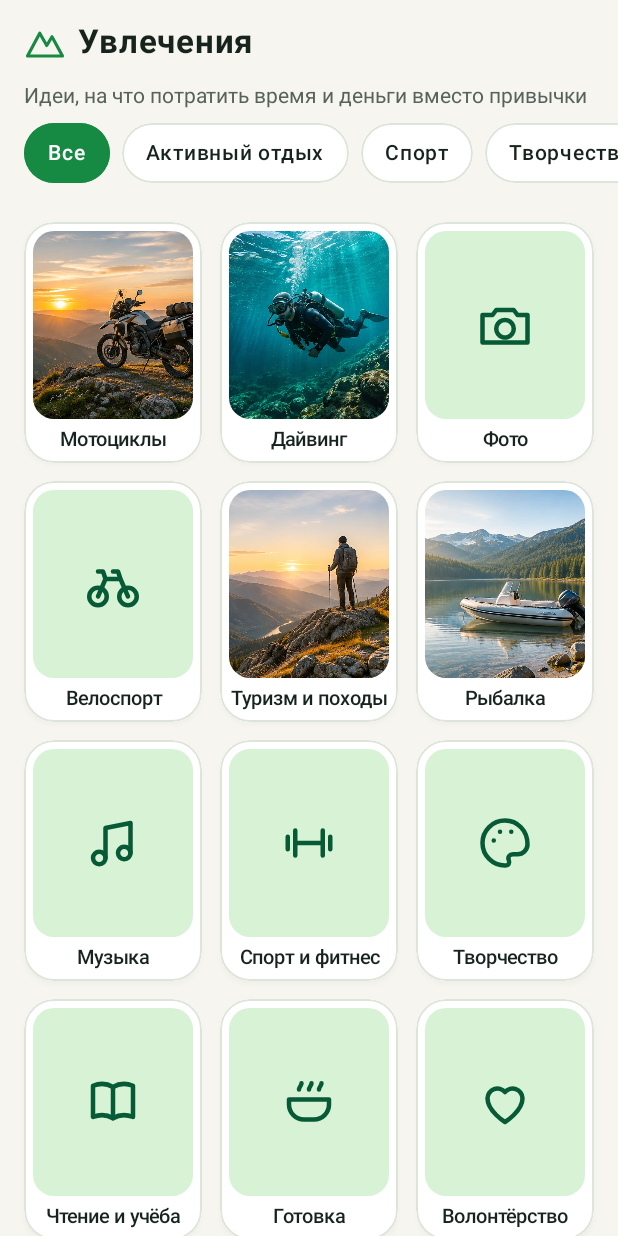
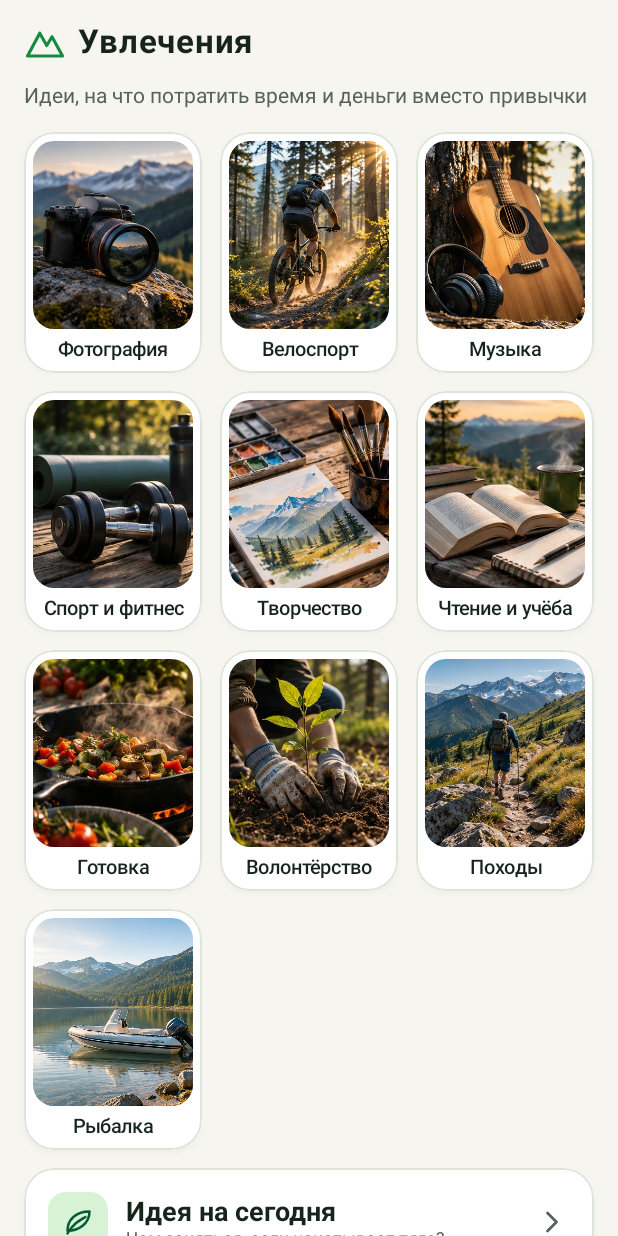
Before and after one commit to OlegK3/derzhus, an Android app built with Jetpack Compose: the composable HobbiesScreen shown on its own in the app's theme, on a phone screen of 412 x 824 dp. Run offline under Robolectric (Android 15) with nearby library versions, the phone set to English and light mode, and no system bars; 2 statements that could not run were skipped.

Commit message:
Add files via upload

```diff
--- a/app/src/main/java/ru/derzhus/app/GoalDetailScreen.kt
+++ b/app/src/main/java/ru/derzhus/app/GoalDetailScreen.kt
@@ -323,7 +323,7 @@ fun SavingsDialog(
         }
         if (tab == 0) {
             val kop = Money.parse(amount)
-            AppField("Сумма", amount, { amount = it }, Modifier.fillMaxWidth(), suffix = "₽", keyboardType = KeyboardType.Decimal)
+            AmountField("Сумма", amount, { amount = it }, Modifier.fillMaxWidth(), placeholder = "Например, 1 000 ₽")
             Spacer(Modifier.height(10.dp))
             AppField("Комментарий (необязательно)", comment, { comment = it }, Modifier.fillMaxWidth(), placeholder = "Отложил с зарплаты")
             Spacer(Modifier.height(10.dp))
@@ -348,9 +348,9 @@ fun SavingsDialog(
             val ok = title.isNotBlank() && costKop != null && costKop > 0 && savedKop != null
             AppField("Название цели", title, { title = it }, Modifier.fillMaxWidth())
             Spacer(Modifier.height(10.dp))
-            AppField("Стоимость", cost, { cost = it }, Modifier.fillMaxWidth(), suffix = "₽", keyboardType = KeyboardType.Decimal, error = costKop == null || costKop <= 0)
+            AmountField("Стоимость", cost, { cost = it }, Modifier.fillMaxWidth(), placeholder = "Например, 50 000 ₽", error = costKop == null || costKop <= 0)
             Spacer(Modifier.height(10.dp))
-            AppField("Накоплено фактически (корректировка)", saved, { saved = it }, Modifier.fillMaxWidth(), suffix = "₽", keyboardType = KeyboardType.Decimal, error = savedKop == null)
+            AmountField("Накоплено фактически (корректировка)", saved, { saved = it }, Modifier.fillMaxWidth(), error = savedKop == null)
             Text(
                 "Изменение суммы запишется в историю как корректировка.",
                 color = Muted, fontSize = 12.sp, modifier = Modifier.padding(top = 6.dp)
--- a/app/src/main/java/ru/derzhus/app/Hobbies.kt
+++ b/app/src/main/java/ru/derzhus/app/Hobbies.kt
@@ -19,30 +19,8 @@ object Hobbies {
 
     val all = listOf(
         Hobby(
-            "moto", "Активный отдых", "Мотоциклы",
-            "Дорога, скорость и свобода", R.drawable.ic_hb_bike, Photos.motorcycle,
-            "Мотоцикл превращает любой выходной в путешествие. Это и цель для накоплений, и занятие, которое не оставляет места привычке.",
-            listOf(
-                "Запишитесь на курсы вождения или тренировочную площадку",
-                "Присмотрите модель и поставьте её целью в разделе «Цели»",
-                "Найдите местный мотоклуб или компанию для совместных поездок",
-                "Откладывайте на экипировку: шлем и защита важнее всего"
-            )
-        ),
-        Hobby(
-            "dive", "Спорт", "Дайвинг",
-            "Подводный мир и полная перезагрузка", R.drawable.ic_hb_diving, Photos.diving,
-            "Под водой нет места суете и привычкам. Для начала достаточно вводного погружения с инструктором.",
-            listOf(
-                "Запишитесь на пробное погружение в ближайшем клубе",
-                "Освойте курс начального уровня",
-                "Поставьте цель на поездку к морю",
-                "Копите на личное снаряжение: маска и ласты"
-            )
-        ),
-        Hobby(
-            "photo", "Творчество", "Фото",
-            "Смотреть на мир внимательнее", R.drawable.ic_hb_photo, null,
+            "photo", "Творчество", "Фотография",
+            "Смотреть на мир внимательнее", R.drawable.ic_hb_photo, Photos.photography,
             "Фотография учит замечать красоту вокруг. Достаточно телефона, чтобы начать, а прогресс заметен уже через неделю.",
             listOf(
                 "Делайте по одному хорошему кадру в день",
@@ -53,7 +31,7 @@ object Hobbies {
         ),
         Hobby(
             "bike", "Активный отдых", "Велоспорт",
-            "Новые маршруты, форма и свобода движения", R.drawable.ic_hb_bike, null,
+            "Новые маршруты, форма и свобода движения", R.drawable.ic_hb_bike, Photos.cycling,
             "Велосипед даёт нагрузку, свежий воздух и ощущение скорости. Вечер в седле хорошо вытесняет привычный «вечерний ритуал».",
             listOf(
                 "Начните с 30 минут по знакомому маршруту после работы",
@@ -63,7 +41,73 @@ object Hobbies {
             )
         ),
         Hobby(
-            "hike", "Активный отдых", "Туризм и походы",
+            "music", "Творчество", "Музыка",
+            "Инструмент, обучение и собственное творчество", R.drawable.ic_hb_music, Photos.music,
+            "Музыка занимает руки и голову, а прогресс виден уже через пару недель. Подойдут гитара, укулеле, клавиши или даже вокал.",
+            listOf(
+                "Возьмите укулеле или гитару: аккорды начального уровня осваиваются за недели",
+                "Занимайтесь по 15 минут в день, регулярность важнее длительности",
+                "Найдите бесплатные уроки или локальную группу",
+                "Запишите первую песню и отправьте близкому человеку"
+            )
+        ),
+        Hobby(
+            "fit", "Спорт", "Спорт и фитнес",
+            "Сила, здоровье и отличное самочувствие", R.drawable.ic_hb_fitness, Photos.fitness,
+            "Тренировки быстро улучшают сон и настроение, а это половина борьбы с тягой. Достаточно трёх занятий в неделю.",
+            listOf(
+                "Составьте простую программу на 3 дня в неделю",
+                "Начните с домашних тренировок или турника во дворе",
+                "Отмечайте рекорды: вес, повторения, время",
+                "Запишитесь в зал на деньги, которые раньше уходили на привычку"
+            )
+        ),
+        Hobby(
+            "craft", "Творчество", "Творчество",
+            "Рисование, фото, дерево, всё что создаёт новое", R.drawable.ic_hb_craft, Photos.creativity,
+            "Любое занятие, где результат можно подержать в руках, даёт настоящую гордость и занимает вечера.",
+            listOf(
+                "Выберите одно направление: рисунок, фото, работа по дереву, вязание",
+                "Поставьте мини-цель: одна работа в неделю",
+                "Покажите результат друзьям или в сообществе по интересам",
+                "Сэкономленные деньги пустите на материалы"
+            )
+        ),
+        Hobby(
+            "learn", "Другое", "Чтение и учёба",
+            "Книги, языки и новые навыки", R.drawable.ic_hb_book, Photos.reading,
+            "Вечер с книгой или курсом заменяет пустое время и даёт ощутимый рост. Ограничьтесь 20 минутами в день.",
+            listOf(
+                "Выберите одну книгу и читайте по 20 минут перед сном",
+                "Начните язык или профессиональный курс",
+                "Слушайте аудиокниги по дороге на работу",
+                "Подведите итоги месяца: что узнал нового"
+            )
+        ),
+        Hobby(
+            "cook", "Другое", "Готовка",
+            "Вкусно, полезно и отлично экономит деньги", R.drawable.ic_hb_cook, Photos.cooking,
+            "Домашняя кухня экономит бюджет и занимает вечер. Готовьте новое блюдо раз в неделю.",
+            listOf(
+                "Освойте 3 простых блюда и повторяйте их",
+                "Приготовьте ужин для друзей без привычных напитков",
+                "Пробуйте новые рецепты по выходным",
+                "Попробуйте безалкогольные коктейли, смузи и чай"
+            )
+        ),
+        Hobby(
+            "help", "Другое", "Волонтёрство",
+            "Польза людям и чувство нужности", R.drawable.ic_hb_help, Photos.volunteering,
+            "Помощь другим возвращает смысл и чувство значимости. Часто это лучшая поддержка самому себе.",
+            listOf(
+                "Найдите ближайший приют, акцию или благотворительный проект",
+                "Начните с одного дня в месяц",
+                "Помогайте соседям или родным делом, не деньгами",
+                "Поделитесь своим опытом с теми, кто только начинает путь"
+            )
+        ),
+        Hobby(
+            "hike", "Активный отдых", "Походы",
             "Природа, путешествия и настоящая перезагрузка", R.drawable.ic_hb_camp, Photos.hiking,
             "Походы с ночёвкой и однодневные выходы за город возвращают ощущение радости без привычки. Заодно это отличная цель для накоплений.",
             listOf(
@@ -83,72 +127,6 @@ object Hobbies {
                 "Позовите с собой друга или сына, это общее дело",
                 "Ведите дневник уловов и успехов"
             )
-        ),
-        Hobby(
-            "music", "Творчество", "Музыка",
-            "Инструмент, обучение и собственное творчество", R.drawable.ic_hb_music, null,
-            "Музыка занимает руки и голову, а прогресс виден уже через пару недель. Подойдут гитара, укулеле, клавиши или даже вокал.",
-            listOf(
-                "Возьмите укулеле или гитару: аккорды начального уровня осваиваются за недели",
-                "Занимайтесь по 15 минут в день, регулярность важнее длительности",
-                "Найдите бесплатные уроки или локальную группу",
-                "Запишите первую песню и отправьте близкому человеку"
-            )
-        ),
-        Hobby(
-            "fit", "Спорт", "Спорт и фитнес",
-            "Сила, здоровье и отличное самочувствие", R.drawable.ic_hb_fitness, null,
-            "Тренировки быстро улучшают сон и настроение, а это половина борьбы с тягой. Достаточно трёх занятий в неделю.",
-            listOf(
-                "Составьте простую программу на 3 дня в неделю",
-                "Начните с домашних тренировок или турника во дворе",
-                "Отмечайте рекорды: вес, повторения, время",
-                "Запишитесь в зал на деньги, которые раньше уходили на привычку"
-            )
-        ),
-        Hobby(
-            "craft", "Творчество", "Творчество",
-            "Рисование, фото, дерево, всё что создаёт новое", R.drawable.ic_hb_craft, null,
-            "Любое занятие, где результат можно подержать в руках, даёт настоящую гордость и занимает вечера.",
-            listOf(
-                "Выберите одно направление: рисунок, фото, работа по дереву, вязание",
-                "Поставьте мини-цель: одна работа в неделю",
-                "Покажите результат друзьям или в сообществе по интересам",
-                "Сэкономленные деньги пустите на материалы"
-            )
-        ),
-        Hobby(
-            "learn", "Другое", "Чтение и учёба",
-            "Книги, языки и новые навыки", R.drawable.ic_hb_book, null,
-            "Вечер с книгой или курсом заменяет пустое время и даёт ощутимый рост. Ограничьтесь 20 минутами в день.",
-            listOf(
-                "Выберите одну книгу и читайте по 20 минут перед сном",
-                "Начните язык или профессиональный курс",
-                "Слушайте аудиокниги по дороге на работу",
-                "Подведите итоги месяца: что узнал нового"
-            )
-        ),
-        Hobby(
-            "cook", "Другое", "Готовка",
-            "Вкусно, полезно и отлично экономит деньги", R.drawable.ic_hb_cook, null,
-            "Домашняя кухня экономит бюджет и занимает вечер. Готовьте новое блюдо раз в неделю.",
-            listOf(
-                "Освойте 3 простых блюда и повторяйте их",
-                "Приготовьте ужин для друзей без привычных напитков",
-                "Пробуйте новые рецепты по выходным",
-                "Попробуйте безалкогольные коктейли, смузи и чай"
-            )
-        ),
-        Hobby(
-            "help", "Другое", "Волонтёрство",
-            "Польза людям и чувство нужности", R.drawable.ic_hb_help, null,
-            "Помощь другим возвращает смысл и чувство значимости. Часто это лучшая поддержка самому себе.",
-            listOf(
-                "Найдите ближайший приют, акцию или благотворительный проект",
-                "Начните с одного дня в месяц",
-                "Помогайте соседям или родным делом, не деньгами",
-                "Поделитесь своим опытом с теми, кто только начинает путь"
-            )
         )
     )
 }
--- a/app/src/main/java/ru/derzhus/app/HobbiesScreen.kt
+++ b/app/src/main/java/ru/derzhus/app/HobbiesScreen.kt
@@ -15,9 +15,10 @@ import androidx.compose.foundation.layout.height
 import androidx.compose.foundation.layout.padding
 import androidx.compose.foundation.layout.size
 import androidx.compose.foundation.layout.width
-import androidx.compose.foundation.lazy.LazyColumn
-import androidx.compose.foundation.lazy.LazyRow
-import androidx.compose.foundation.lazy.items
+import androidx.compose.foundation.lazy.grid.GridCells
+import androidx.compose.foundation.lazy.grid.GridItemSpan
+import androidx.compose.foundation.lazy.grid.LazyVerticalGrid
+import androidx.compose.foundation.lazy.grid.items
 import androidx.compose.foundation.shape.CircleShape
 import androidx.compose.foundation.shape.RoundedCornerShape
 import androidx.compose.material3.Text
@@ -25,7 +26,6 @@ import androidx.compose.runtime.Composable
 import androidx.compose.runtime.getValue
 import androidx.compose.runtime.mutableStateOf
 import androidx.compose.runtime.remember
-import androidx.compose.runtime.saveable.rememberSaveable
 import androidx.compose.runtime.setValue
 import androidx.compose.ui.Alignment
 import androidx.compose.ui.Modifier
@@ -40,9 +40,7 @@ import androidx.compose.ui.unit.sp
 /** Экран «Увлечения»: занятия вместо привычки. Работает полностью офлайн. */
 @Composable
 fun HobbiesScreen(data: AppData, onToggle: (String) -> Unit) {
-    var group by rememberSaveable { mutableStateOf("Все") }
     var open by remember { mutableStateOf<Hobby?>(null) }
-    val shown = if (group == "Все") Hobbies.all else Hobbies.all.filter { it.group == group }
     val ideaOfDay = Hobbies.all[(System.currentTimeMillis() / 86_400_000L % Hobbies.all.size).toInt()]
 
     Column(Modifier.fillMaxSize()) {
@@ -51,26 +49,17 @@ fun HobbiesScreen(data: AppData, onToggle: (String) -> Unit) {
             "Идеи, на что потратить время и деньги вместо привычки",
             style = AppType.BodyMuted, modifier = Modifier.padding(horizontal = Dim.PagePadding)
         )
-        LazyRow(
-            horizontalArrangement = Arrangement.spacedBy(8.dp),
-            contentPadding = PaddingValues(horizontal = Dim.PagePadding, vertical = 10.dp)
-        ) {
-            items(Hobbies.groups) { g -> Pill(g, g == group, { group = g }) }
-        }
-        LazyColumn(
+        LazyVerticalGrid(
+            columns = GridCells.Adaptive(minSize = 104.dp),
             contentPadding = PaddingValues(Dim.PagePadding),
+            horizontalArrangement = Arrangement.spacedBy(Dim.CardGap),
             verticalArrangement = Arrangement.spacedBy(Dim.CardGap),
             modifier = Modifier.fillMaxSize()
         ) {
-            items(shown.chunked(3)) { row ->
-                Row(Modifier.fillMaxWidth(), horizontalArrangement = Arrangement.spacedBy(Dim.CardGap)) {
-                    row.forEach { h ->
-                        HobbyTile(h, h.id in data.settings.interests, Modifier.weight(1f)) { open = h }
-                    }
-                    repeat(3 - row.size) { Spacer(Modifier.weight(1f)) }
-                }
+            items(Hobbies.all, key = { it.id }) { h ->
+                HobbyTile(h, h.id in data.settings.interests, Modifier) { open = h }
             }
-            item {
+            item(span = { GridItemSpan(maxLineSpan) }) {
                 AppCard(Modifier.fillMaxWidth(), onClick = { open = ideaOfDay }) {
                     Row(verticalAlignment = Alignment.CenterVertically) {
                         IconBadge(R.drawable.ic_leaf)
--- a/app/src/main/java/ru/derzhus/app/HomeScreen.kt
+++ b/app/src/main/java/ru/derzhus/app/HomeScreen.kt
@@ -52,7 +52,6 @@ fun HomeScreen(
     onOpenGoal: (String) -> Unit,
     onAddGoal: () -> Unit,
     onCraving: () -> Unit,
-    onRules: () -> Unit,
     onRelapse: (Habit) -> Unit,
     onOpenAwards: () -> Unit,
     onOpenGoals: () -> Unit,
@@ -176,8 +175,7 @@ fun HomeScreen(
                 Modifier.fillMaxWidth().padding(horizontal = Dim.PagePadding).padding(top = Dim.CardGap),
                 horizontalArrangement = Arrangement.spacedBy(10.dp)
             ) {
-                GhostButton("Тянет? Помощь", onClick = onCraving, modifier = Modifier.weight(1f))
-                GhostButton("Три правила", onClick = onRules, modifier = Modifier.weight(1f))
+                PrimaryButton("Тянет? Нужна помощь", onClick = onCraving, modifier = Modifier.weight(1f))
             }
             Box(Modifier.fillMaxWidth(), contentAlignment = Alignment.Center) {
                 TextButton(onClick = { askRelapse = true }) { Text("Сорвался", color = Muted) }
--- a/app/src/main/java/ru/derzhus/app/Model.kt
+++ b/app/src/main/java/ru/derzhus/app/Model.kt
@@ -66,7 +66,9 @@ data class Settings(
     val customPaceKop: Long = 0L,
     val remindersOn: Boolean = true,
     val reminderHour: Int = 9,
-    val interests: Set<String> = emptySet()
+    val interests: Set<String> = emptySet(),
+    val distraction: String = "",            // личный способ отвлечься (только на устройстве)
+    val distractionAsked: Boolean = false     // шаг «Что поможет отвлечься?» пройден или пропущен
 )
 
 data class AppData(
--- a/app/src/main/java/ru/derzhus/app/Theme.kt
+++ b/app/src/main/java/ru/derzhus/app/Theme.kt
@@ -59,6 +59,7 @@ import androidx.compose.ui.layout.ContentScale
 import androidx.compose.ui.platform.LocalContext
 import androidx.compose.ui.text.font.FontWeight
 import androidx.compose.ui.text.input.KeyboardType
+import androidx.compose.ui.text.input.VisualTransformation
 import androidx.compose.ui.unit.Dp
 import androidx.compose.ui.unit.TextUnit
 import androidx.compose.ui.unit.dp
@@ -231,7 +232,8 @@ fun AppField(
     keyboardType: KeyboardType = KeyboardType.Text,
     singleLine: Boolean = true,
     placeholder: String? = null,
-    error: Boolean = false
+    error: Boolean = false,
+    visualTransformation: VisualTransformation = VisualTransformation.None
 ) {
     Column(modifier) {
         Text(label, color = Muted, fontSize = 13.sp, modifier = Modifier.padding(bottom = 6.dp))
@@ -240,6 +242,7 @@ fun AppField(
             onValueChange = onValueChange,
             singleLine = singleLine,
             isError = error,
+            visualTransformation = visualTransformation,
             modifier = Modifier.fillMaxWidth(),
             shape = RoundedCornerShape(14.dp),
             keyboardOptions = KeyboardOptions(keyboardType = keyboardType),
```
Also changed, not shown: app/src/main/java/ru/derzhus/app/CravingScreen.kt (+48 -17 lines), app/src/main/java/ru/derzhus/app/DerzhusWidget.kt (+96 -82 lines), app/src/main/java/ru/derzhus/app/Design.kt (+63 -1 lines), app/src/main/java/ru/derzhus/app/GoalEditScreen.kt (+4 -4 lines), app/src/main/java/ru/derzhus/app/MainActivity.kt (+10 -6 lines), app/src/main/java/ru/derzhus/app/Money.kt (+28 -0 lines), app/src/main/java/ru/derzhus/app/Praise.kt (+18 -0 lines), app/src/main/java/ru/derzhus/app/ProfileScreen.kt (+34 -3 lines), app/src/main/java/ru/derzhus/app/Storage.kt (+6 -1 lines), app/src/main/java/ru/derzhus/app/Support.kt (added, +62 -0 lines).
